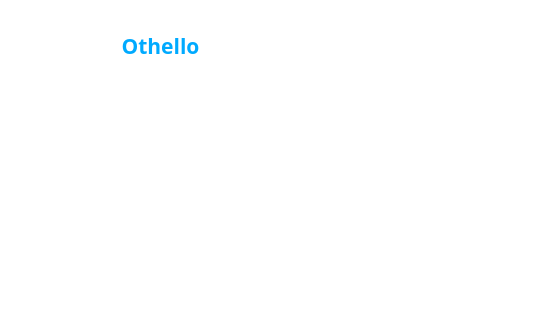
Old version of the form InterfaceGraphique/mainwindow.ui in the repository LouisTrezzini/tdlog-boardgame-ai; both pictures show x 310 to 861 and y 0 to 320 of the 950 by 856 pixel window.
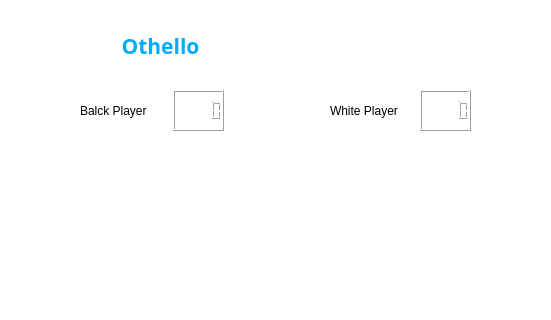
New version of the form. Icons and pictures are not drawn.

Commit message: suppresion de la aprtie en cour lors de l'appui sur le boutton retour

```diff
--- a/InterfaceGraphique/mainwindow.ui
+++ b/InterfaceGraphique/mainwindow.ui
@@ -206,9 +206,67 @@
        <rect>
         <x>140</x>
         <y>80</y>
-        <width>671</width>
+        <width>640</width>
         <height>681</height>
        </rect>
+      </property>
+      <property name="sizePolicy">
+       <sizepolicy hsizetype="MinimumExpanding" vsizetype="MinimumExpanding">
+        <horstretch>0</horstretch>
+        <verstretch>0</verstretch>
+       </sizepolicy>
+      </property>
+      <property name="maximumSize">
+       <size>
+        <width>1677215</width>
+        <height>16777215</height>
+       </size>
+      </property>
+     </widget>
+     <widget class="QLCDNumber" name="scorePlayer1">
+      <property name="geometry">
+       <rect>
+        <x>483</x>
+        <y>10</y>
+        <width>51</width>
+        <height>41</height>
+       </rect>
+      </property>
+     </widget>
+     <widget class="QLCDNumber" name="scorePlayer2">
+      <property name="geometry">
+       <rect>
+        <x>730</x>
+        <y>10</y>
+        <width>51</width>
+        <height>41</height>
+       </rect>
+      </property>
+     </widget>
+     <widget class="QLabel" name="namePlayer1">
+      <property name="geometry">
+       <rect>
+        <x>390</x>
+        <y>10</y>
+        <width>81</width>
+        <height>41</height>
+       </rect>
+      </property>
+      <property name="text">
+       <string>Balck Player</string>
+      </property>
+     </widget>
+     <widget class="QLabel" name="namePlayer2">
+      <property name="geometry">
+       <rect>
+        <x>640</x>
+        <y>10</y>
+        <width>81</width>
+        <height>41</height>
+       </rect>
+      </property>
+      <property name="text">
+       <string>White Player</string>
       </property>
      </widget>
     </widget>
```
The commit also changes 1 other file.
